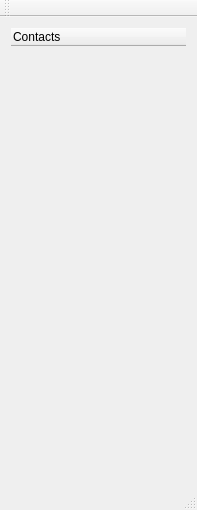
Before: the Qt Designer form client/ui/mainwindow.ui in Spiek/etuprom-qt, drawn with Qt 5.
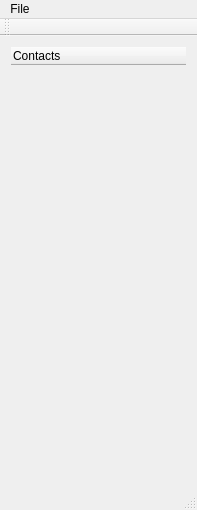
After: the same form once the commit is applied.

The edit to the form file:
```diff
--- a/client/ui/mainwindow.ui
+++ b/client/ui/mainwindow.ui
@@ -86,6 +86,14 @@
      <height>21</height>
     </rect>
    </property>
+   <widget class="QMenu" name="menuFile">
+    <property name="title">
+     <string>File</string>
+    </property>
+    <addaction name="actionLogout"/>
+    <addaction name="actionExit"/>
+   </widget>
+   <addaction name="menuFile"/>
   </widget>
   <widget class="QToolBar" name="mainToolBar">
    <attribute name="toolBarArea">
```
Left out of the diff: 10 changed lines with no effect on the pictures.
